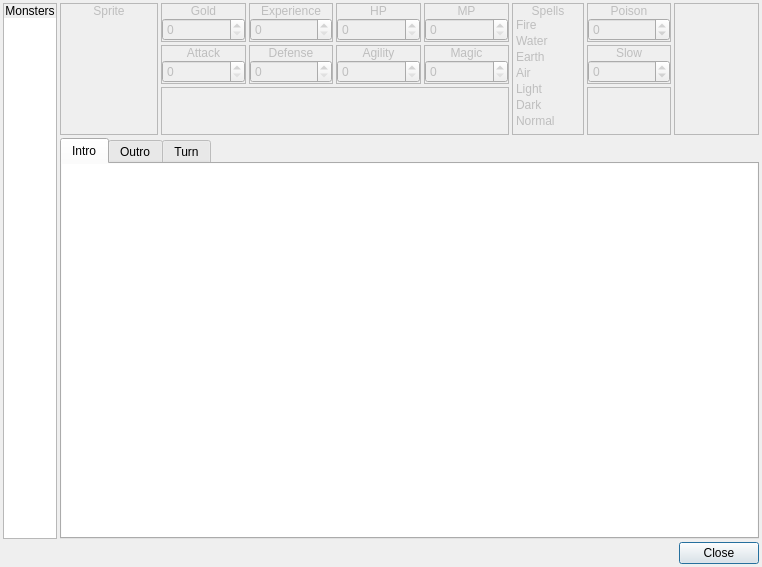
tuxinator2009/PreludeToADream-Pokitto, file editor/src/monsterseditor.ui: the form before one commit.
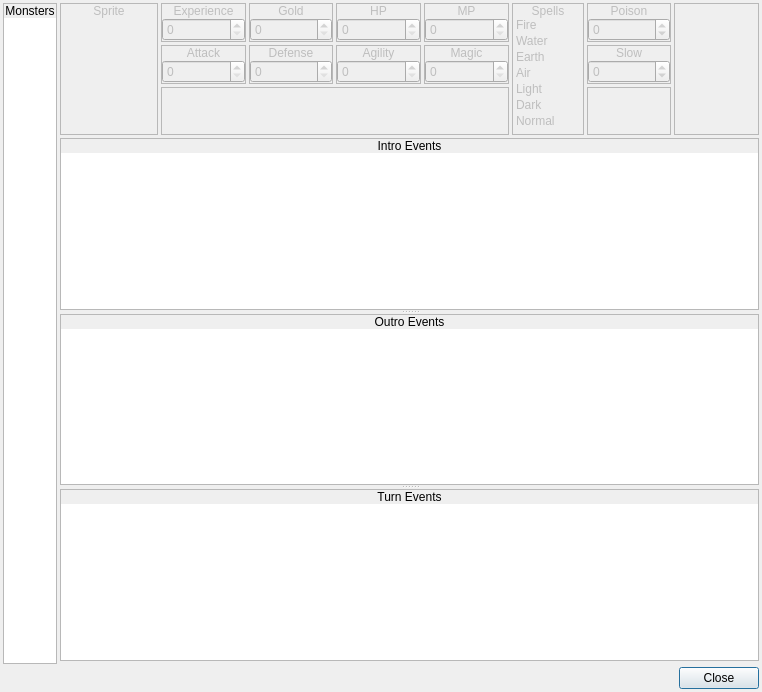
The form after the commit. Icons and pictures are not drawn. Custom widgets are drawn as their Qt base class.

Diff of the .ui file:
```diff
--- a/editor/src/monsterseditor.ui
+++ b/editor/src/monsterseditor.ui
@@ -7,7 +7,7 @@
     <x>0</x>
     <y>0</y>
     <width>762</width>
-    <height>567</height>
+    <height>692</height>
    </rect>
   </property>
   <property name="windowTitle">
@@ -41,124 +41,6 @@
    <property name="spacing">
     <number>3</number>
    </property>
-   <item row="0" column="0" rowspan="2">
-    <widget class="QFrame" name="frame">
-     <property name="sizePolicy">
-      <sizepolicy hsizetype="Fixed" vsizetype="Preferred">
-       <horstretch>0</horstretch>
-       <verstretch>0</verstretch>
-      </sizepolicy>
-     </property>
-     <property name="frameShape">
-      <enum>QFrame::StyledPanel</enum>
-     </property>
-     <property name="frameShadow">
-      <enum>QFrame::Raised</enum>
-     </property>
-     <layout class="QVBoxLayout" name="verticalLayout">
-      <property name="spacing">
-       <number>0</number>
-      </property>
-      <property name="leftMargin">
-       <number>0</number>
-      </property>
-      <property name="topMargin">
-       <number>0</number>
-      </property>
-      <property name="rightMargin">
-       <number>0</number>
-      </property>
-      <property name="bottomMargin">
-       <number>0</number>
-      </property>
-      <item>
-       <widget class="QLabel" name="label">
-        <property name="sizePolicy">
-         <sizepolicy hsizetype="Preferred" vsizetype="Fixed">
-          <horstretch>0</horstretch>
-          <verstretch>0</verstretch>
-         </sizepolicy>
-        </property>
-        <property name="text">
-         <string>Monsters</string>
-        </property>
-        <property name="alignment">
-         <set>Qt::AlignCenter</set>
-        </property>
-       </widget>
-      </item>
-      <item>
-       <widget class="QWidget" name="widget" native="true">
-        <layout class="QVBoxLayout" name="verticalLayout_2">
-         <property name="spacing">
-          <number>0</number>
-         </property>
-         <property name="leftMargin">
-          <number>0</number>
-         </property>
-         <property name="topMargin">
-          <number>0</number>
-         </property>
-         <property name="rightMargin">
-          <number>0</number>
-         </property>
-         <property name="bottomMargin">
-          <number>0</number>
-         </property>
-         <item>
-          <widget class="QListWidget" name="lstMonsters">
-           <property name="minimumSize">
-            <size>
-             <width>52</width>
-             <height>0</height>
-            </size>
-           </property>
-           <property name="maximumSize">
-            <size>
-             <width>52</width>
-             <height>16777215</height>
-            </size>
-           </property>
-           <property name="font">
-            <font>
-             <family>Monospace</family>
-            </font>
-           </property>
-           <property name="frameShape">
-            <enum>QFrame::NoFrame</enum>
-           </property>
-           <property name="verticalScrollBarPolicy">
-            <enum>Qt::ScrollBarAlwaysOff</enum>
-           </property>
-           <property name="horizontalScrollBarPolicy">
-            <enum>Qt::ScrollBarAlwaysOff</enum>
-           </property>
-           <property name="iconSize">
-            <size>
-             <width>48</width>
-             <height>48</height>
-            </size>
-           </property>
-           <property name="textElideMode">
-            <enum>Qt::ElideNone</enum>
-           </property>
-           <property name="verticalScrollMode">
-            <enum>QAbstractItemView::ScrollPerPixel</enum>
-           </property>
-           <property name="horizontalScrollMode">
-            <enum>QAbstractItemView::ScrollPerPixel</enum>
-           </property>
-           <property name="flow">
-            <enum>QListView::TopToBottom</enum>
-           </property>
-          </widget>
-         </item>
-        </layout>
-       </widget>
-      </item>
-     </layout>
-    </widget>
-   </item>
    <item row="0" column="1">
     <widget class="QWidget" name="wMonsterData" native="true">
      <property name="enabled">
@@ -186,77 +68,6 @@
       <property name="spacing">
        <number>3</number>
       </property>
-      <item row="0" column="1">
-       <widget class="QFrame" name="frame_10">
-        <property name="frameShape">
-         <enum>QFrame::StyledPanel</enum>
-        </property>
-        <property name="frameShadow">
-         <enum>QFrame::Raised</enum>
-        </property>
-        <layout class="QVBoxLayout" name="verticalLayout_12">
-         <property name="spacing">
-          <number>0</number>
-         </property>
-         <property name="leftMargin">
-          <number>0</number>
-         </property>
-         <property name="topMargin">
-          <number>0</number>
-         </property>
-         <property name="rightMargin">
-          <number>0</number>
-         </property>
-         <property name="bottomMargin">
-          <number>0</number>
-         </property>
-         <item>
-          <widget class="QLabel" name="label_11">
-           <property name="sizePolicy">
-            <sizepolicy hsizetype="Preferred" vsizetype="Fixed">
-             <horstretch>0</horstretch>
-             <verstretch>0</verstretch>
-            </sizepolicy>
-           </property>
-           <property name="text">
-            <string>Gold</string>
-           </property>
-           <property name="alignment">
-            <set>Qt::AlignCenter</set>
-           </property>
-          </widget>
-         </item>
-         <item>
-          <widget class="QWidget" name="widget_10" native="true">
-           <layout class="QHBoxLayout" name="horizontalLayout">
-            <property name="spacing">
-             <number>0</number>
-            </property>
-            <property name="leftMargin">
-             <number>0</number>
-            </property>
-            <property name="topMargin">
-             <number>0</number>
-            </property>
-            <property name="rightMargin">
-             <number>0</number>
-            </property>
-            <property name="bottomMargin">
-             <number>0</number>
-            </property>
-            <item>
-             <widget class="QSpinBox" name="numGold">
-              <property name="maximum">
-               <number>255</number>
-              </property>
-             </widget>
-            </item>
-           </layout>
-          </widget>
-         </item>
-        </layout>
-       </widget>
-      </item>
       <item row="1" column="3">
        <widget class="QFrame" name="frame_8">
         <property name="frameShape">
@@ -328,77 +139,6 @@
         </layout>
        </widget>
       </item>
-      <item row="0" column="2">
-       <widget class="QFrame" name="frame_3">
-        <property name="frameShape">
-         <enum>QFrame::StyledPanel</enum>
-        </property>
-        <property name="frameShadow">
-         <enum>QFrame::Raised</enum>
-        </property>
-        <layout class="QVBoxLayout" name="verticalLayout_5">
-         <property name="spacing">
-          <number>0</number>
-         </property>
-         <property name="leftMargin">
-          <number>0</number>
-         </property>
-         <property name="topMargin">
-          <number>0</number>
-         </property>
-         <property name="rightMargin">
-          <number>0</number>
-         </property>
-         <property name="bottomMargin">
-          <number>0</number>
-         </property>
-         <item>
-          <widget class="QLabel" name="label_4">
-           <property name="sizePolicy">
-            <sizepolicy hsizetype="Preferred" vsizetype="Fixed">
-             <horstretch>0</horstretch>
-             <verstretch>0</verstretch>
-            </sizepolicy>
-           </property>
-           <property name="text">
-            <string>Experience</string>
-           </property>
-           <property name="alignment">
-            <set>Qt::AlignCenter</set>
-           </property>
-          </widget>
-         </item>
-         <item>
-          <widget class="QWidget" name="widget_3" native="true">
-           <layout class="QHBoxLayout" name="horizontalLayout_3">
-            <property name="spacing">
-             <number>0</number>
-            </property>
-            <property name="leftMargin">
-             <number>0</number>
-            </property>
-            <property name="topMargin">
-             <number>0</number>
-            </property>
-            <property name="rightMargin">
-             <number>0</number>
-            </property>
-            <property name="bottomMargin">
-             <number>0</number>
-            </property>
-            <item>
-             <widget class="QSpinBox" name="numExperience">
-              <property name="maximum">
-               <number>65535</number>
-              </property>
-             </widget>
-            </item>
-           </layout>
-          </widget>
-         </item>
-        </layout>
-       </widget>
-      </item>
       <item row="0" column="5" rowspan="3">
        <widget class="QFrame" name="frame_11">
         <property name="sizePolicy">
@@ -1254,176 +994,270 @@
         </property>
        </widget>
       </item>
-     </layout>
-    </widget>
-   </item>
-   <item row="1" column="1">
-    <widget class="QTabWidget" name="tabWidget">
-     <property name="minimumSize">
-      <size>
-       <width>0</width>
-       <height>395</height>
-      </size>
-     </property>
-     <property name="currentIndex">
-      <number>0</number>
-     </property>
-     <widget class="QWidget" name="tabIntro">
-      <attribute name="title">
-       <string>Intro</string>
-      </attribute>
-      <layout class="QVBoxLayout" name="verticalLayout_14">
-       <property name="spacing">
-        <number>0</number>
-       </property>
-       <property name="leftMargin">
-        <number>0</number>
-       </property>
-       <property name="topMargin">
-        <number>0</number>
-       </property>
-       <property name="rightMargin">
-        <number>0</number>
-       </property>
-       <property name="bottomMargin">
-        <number>0</number>
-       </property>
-       <item>
-        <widget class="EventView" name="treeIntroEvents">
-         <property name="font">
-          <font>
-           <family>Monospace</family>
-          </font>
+      <item row="0" column="1">
+       <widget class="QFrame" name="frame_3">
+        <property name="frameShape">
+         <enum>QFrame::StyledPanel</enum>
+        </property>
+        <property name="frameShadow">
+         <enum>QFrame::Raised</enum>
+        </property>
+        <layout class="QVBoxLayout" name="verticalLayout_5">
+         <property name="spacing">
+          <number>0</number>
          </property>
-         <property name="frameShape">
-          <enum>QFrame::NoFrame</enum>
+         <property name="leftMargin">
+          <number>0</number>
          </property>
-         <property name="editTriggers">
-          <set>QAbstractItemView::EditKeyPressed</set>
+         <property name="topMargin">
+          <number>0</number>
          </property>
-         <property name="verticalScrollMode">
-          <enum>QAbstractItemView::ScrollPerPixel</enum>
+         <property name="rightMargin">
+          <number>0</number>
          </property>
-         <property name="expandsOnDoubleClick">
-          <bool>false</bool>
+         <property name="bottomMargin">
+          <number>0</number>
          </property>
-         <attribute name="headerVisible">
-          <bool>false</bool>
-         </attribute>
-         <column>
-          <property name="text">
-           <string notr="true">1</string>
-          </property>
-         </column>
-        </widget>
-       </item>
-      </layout>
-     </widget>
-     <widget class="QWidget" name="tabOutro">
-      <attribute name="title">
-       <string>Outro</string>
-      </attribute>
-      <layout class="QHBoxLayout" name="horizontalLayout_9">
-       <property name="spacing">
-        <number>0</number>
-       </property>
-       <property name="leftMargin">
-        <number>0</number>
-       </property>
-       <property name="topMargin">
-        <number>0</number>
-       </property>
-       <property name="rightMargin">
-        <number>0</number>
-       </property>
-       <property name="bottomMargin">
-        <number>0</number>
-       </property>
-       <item>
-        <widget class="EventView" name="treeOutroEvents">
-         <property name="font">
-          <font>
-           <family>Monospace</family>
-          </font>
+         <item>
+          <widget class="QLabel" name="label_4">
+           <property name="sizePolicy">
+            <sizepolicy hsizetype="Preferred" vsizetype="Fixed">
+             <horstretch>0</horstretch>
+             <verstretch>0</verstretch>
+            </sizepolicy>
+           </property>
+           <property name="text">
+            <string>Experience</string>
+           </property>
+           <property name="alignment">
+            <set>Qt::AlignCenter</set>
+           </property>
+          </widget>
+         </item>
+         <item>
+          <widget class="QWidget" name="widget_3" native="true">
+           <layout class="QHBoxLayout" name="horizontalLayout_3">
+            <property name="spacing">
+             <number>0</number>
+            </property>
+            <property name="leftMargin">
+             <number>0</number>
+            </property>
+            <property name="topMargin">
+             <number>0</number>
+            </property>
+            <property name="rightMargin">
+             <number>0</number>
+            </property>
+            <property name="bottomMargin">
+             <number>0</number>
+            </property>
+            <item>
+             <widget class="QSpinBox" name="numExperience">
+              <property name="maximum">
+               <number>65535</number>
+              </property>
+             </widget>
+            </item>
+           </layout>
+          </widget>
+         </item>
+        </layout>
+       </widget>
+      </item>
+      <item row="0" column="2">
+       <widget class="QFrame" name="frame_10">
+        <property name="frameShape">
+         <enum>QFrame::StyledPanel</enum>
+        </property>
+        <property name="frameShadow">
+         <enum>QFrame::Raised</enum>
+        </property>
+        <layout class="QVBoxLayout" name="verticalLayout_12">
+         <property name="spacing">
+          <number>0</number>
          </property>
-         <property name="frameShape">
-          <enum>QFrame::NoFrame</enum>
+         <property name="leftMargin">
+          <number>0</number>
          </property>
-         <property name="editTriggers">
-          <set>QAbstractItemView::EditKeyPressed</set>
+         <property name="topMargin">
+          <number>0</number>
          </property>
-         <property name="verticalScrollMode">
-          <enum>QAbstractItemView::ScrollPerPixel</enum>
+         <property name="rightMargin">
+          <number>0</number>
          </property>
-         <property name="expandsOnDoubleClick">
-          <bool>false</bool>
+         <property name="bottomMargin">
+          <number>0</number>
          </property>
-         <attribute name="headerVisible">
-          <bool>false</bool>
-         </attribute>
-         <column>
-          <property name="text">
-           <string notr="true">1</string>
-          </property>
-         </column>
-        </widget>
-       </item>
-      </layout>
-     </widget>
-     <widget class="QWidget" name="tabTurn">
-      <attribute name="title">
-       <string>Turn</string>
-      </attribute>
-      <layout class="QHBoxLayout" name="horizontalLayout_10">
-       <property name="spacing">
-        <number>0</number>
-       </property>
-       <property name="leftMargin">
-        <number>0</number>
-       </property>
-       <property name="topMargin">
-        <number>0</number>
-       </property>
-       <property name="rightMargin">
-        <number>0</number>
-       </property>
-       <property name="bottomMargin">
-        <number>0</number>
-       </property>
-       <item>
-        <widget class="EventView" name="treeTurnEvents">
-         <property name="font">
-          <font>
-           <family>Monospace</family>
-          </font>
+         <item>
+          <widget class="QLabel" name="label_11">
+           <property name="sizePolicy">
+            <sizepolicy hsizetype="Preferred" vsizetype="Fixed">
+             <horstretch>0</horstretch>
+             <verstretch>0</verstretch>
+            </sizepolicy>
+           </property>
+           <property name="text">
+            <string>Gold</string>
+           </property>
+           <property name="alignment">
+            <set>Qt::AlignCenter</set>
+           </property>
+          </widget>
+         </item>
+         <item>
+          <widget class="QWidget" name="widget_10" native="true">
+           <layout class="QHBoxLayout" name="horizontalLayout">
+            <property name="spacing">
+             <number>0</number>
+            </property>
+            <property name="leftMargin">
+             <number>0</number>
+            </property>
+            <property name="topMargin">
+             <number>0</number>
+            </property>
+            <property name="rightMargin">
+             <number>0</number>
+            </property>
+            <property name="bottomMargin">
+             <number>0</number>
+            </property>
+            <item>
+             <widget class="QSpinBox" name="numGold">
+              <property name="maximum">
+               <number>255</number>
+              </property>
+             </widget>
+            </item>
+           </layout>
+          </widget>
+         </item>
+        </layout>
+       </widget>
+      </item>
+     </layout>
+    </widget>
+   </item>
+   <item row="0" column="0" rowspan="3">
+    <widget class="QFrame" name="frame">
+     <property name="sizePolicy">
+      <sizepolicy hsizetype="Fixed" vsizetype="Preferred">
+       <horstretch>0</horstretch>
+       <verstretch>0</verstretch>
+      </sizepolicy>
+     </property>
+     <property name="frameShape">
+      <enum>QFrame::StyledPanel</enum>
+     </property>
+     <property name="frameShadow">
+      <enum>QFrame::Raised</enum>
+     </property>
+     <layout class="QVBoxLayout" name="verticalLayout">
+      <property name="spacing">
+       <number>0</number>
+      </property>
+      <property name="leftMargin">
+       <number>0</number>
+      </property>
+      <property name="topMargin">
+       <number>0</number>
+      </property>
+      <property name="rightMargin">
+       <number>0</number>
+      </property>
+      <property name="bottomMargin">
+       <number>0</number>
+      </property>
+      <item>
+       <widget class="QLabel" name="label">
+        <property name="sizePolicy">
+         <sizepolicy hsizetype="Preferred" vsizetype="Fixed">
+          <horstretch>0</horstretch>
+          <verstretch>0</verstretch>
+         </sizepolicy>
+        </property>
+        <property name="text">
+         <string>Monsters</string>
+        </property>
+        <property name="alignment">
+         <set>Qt::AlignCenter</set>
+        </property>
+       </widget>
+      </item>
+      <item>
+       <widget class="QWidget" name="widget" native="true">
+        <layout class="QVBoxLayout" name="verticalLayout_2">
+         <property name="spacing">
+          <number>0</number>
          </property>
-         <property name="frameShape">
-          <enum>QFrame::NoFrame</enum>
+         <property name="leftMargin">
+          <number>0</number>
          </property>
-         <property name="editTriggers">
-          <set>QAbstractItemView::EditKeyPressed</set>
+         <property name="topMargin">
+          <number>0</number>
          </property>
-         <property name="verticalScrollMode">
-          <enum>QAbstractItemView::ScrollPerPixel</enum>
+         <property name="rightMargin">
+          <number>0</number>
          </property>
-         <property name="expandsOnDoubleClick">
-          <bool>false</bool>
+         <property name="bottomMargin">
+          <number>0</number>
          </property>
-         <attribute name="headerVisible">
-          <bool>false</bool>
-         </attribute>
-         <column>
-          <property name="text">
-           <string notr="true">1</string>
-          </property>
-         </column>
-        </widget>
-       </item>
-      </layout>
-     </widget>
+         <item>
+          <widget class="QListWidget" name="lstMonsters">
+           <property name="minimumSize">
+            <size>
+             <width>52</width>
+             <height>0</height>
+            </size>
+           </property>
+           <property name="maximumSize">
+            <size>
+             <width>52</width>
+             <height>16777215</height>
+            </size>
+           </property>
+           <property name="font">
+            <font>
+             <family>Monospace</family>
+            </font>
+           </property>
+           <property name="frameShape">
+            <enum>QFrame::NoFrame</enum>
+           </property>
+           <property name="verticalScrollBarPolicy">
+            <enum>Qt::ScrollBarAlwaysOff</enum>
+           </property>
+           <property name="horizontalScrollBarPolicy">
+            <enum>Qt::ScrollBarAlwaysOff</enum>
+           </property>
+           <property name="iconSize">
+            <size>
+             <width>48</width>
+             <height>48</height>
+            </size>
+           </property>
+           <property name="textElideMode">
+            <enum>Qt::ElideNone</enum>
+           </property>
+           <property name="verticalScrollMode">
+            <enum>QAbstractItemView::ScrollPerPixel</enum>
+           </property>
+           <property name="horizontalScrollMode">
+            <enum>QAbstractItemView::ScrollPerPixel</enum>
+           </property>
+           <property name="flow">
+            <enum>QListView::TopToBottom</enum>
+           </property>
+          </widget>
+         </item>
+        </layout>
+       </widget>
+      </item>
+     </layout>
     </widget>
    </item>
-   <item row="2" column="0" colspan="2">
+   <item row="3" column="0" colspan="2">
     <widget class="QDialogButtonBox" name="buttonBox">
      <property name="orientation">
       <enum>Qt::Horizontal</enum>
@@ -1433,6 +1267,316 @@
      </property>
     </widget>
    </item>
+   <item row="1" column="1">
+    <widget class="QWidget" name="widget_14" native="true">
+     <layout class="QVBoxLayout" name="verticalLayout_18">
+      <property name="spacing">
+       <number>0</number>
+      </property>
+      <property name="leftMargin">
+       <number>0</number>
+      </property>
+      <property name="topMargin">
+       <number>0</number>
+      </property>
+      <property name="rightMargin">
+       <number>0</number>
+      </property>
+      <property name="bottomMargin">
+       <number>0</number>
+      </property>
+      <item>
+       <widget class="QSplitter" name="splitter">
+        <property name="orientation">
+         <enum>Qt::Vertical</enum>
+        </property>
+        <widget class="QFrame" name="frame_17">
+         <property name="frameShape">
+          <enum>QFrame::StyledPanel</enum>
+         </property>
+         <property name="frameShadow">
+          <enum>QFrame::Raised</enum>
+         </property>
+         <layout class="QVBoxLayout" name="verticalLayout_19">
+          <property name="spacing">
+           <number>0</number>
+          </property>
+          <property name="leftMargin">
+           <number>0</number>
+          </property>
+          <property name="topMargin">
+           <number>0</number>
+          </property>
+          <property name="rightMargin">
+           <number>0</number>
+          </property>
+          <property name="bottomMargin">
+           <number>0</number>
+          </property>
+          <item>
+           <widget class="QLabel" name="label_3">
+            <property name="sizePolicy">
+             <sizepolicy hsizetype="Preferred" vsizetype="Fixed">
+              <horstretch>0</horstretch>
+              <verstretch>0</verstretch>
+             </sizepolicy>
+            </property>
+            <property name="text">
+             <string>Intro Events</string>
+            </property>
+            <property name="alignment">
+             <set>Qt::AlignCenter</set>
+            </property>
+           </widget>
+          </item>
+          <item>
+           <widget class="QWidget" name="widget_15" native="true">
+            <layout class="QVBoxLayout" name="verticalLayout_22">
+             <property name="spacing">
+              <number>0</number>
+             </property>
+             <property name="leftMargin">
+              <number>0</number>
+             </property>
+             <property name="topMargin">
+              <number>0</number>
+             </property>
+             <property name="rightMargin">
+              <number>0</number>
+             </property>
+             <property name="bottomMargin">
+              <number>0</number>
+             </property>
+             <item>
+              <widget class="EventView" name="treeIntroEvents">
+               <property name="font">
+                <font>
+                 <family>Monospace</family>
+                </font>
+               </property>
+               <property name="contextMenuPolicy">
+                <enum>Qt::CustomContextMenu</enum>
+               </property>
+               <property name="frameShape">
+                <enum>QFrame::NoFrame</enum>
+               </property>
+               <property name="editTriggers">
+                <set>QAbstractItemView::EditKeyPressed</set>
+               </property>
+               <property name="verticalScrollMode">
+                <enum>QAbstractItemView::ScrollPerPixel</enum>
+               </property>
+               <property name="expandsOnDoubleClick">
+                <bool>false</bool>
+               </property>
+               <attribute name="headerVisible">
+                <bool>false</bool>
+               </attribute>
+               <column>
+                <property name="text">
+                 <string notr="true">1</string>
+                </property>
+               </column>
+              </widget>
+             </item>
+            </layout>
+           </widget>
+          </item>
+         </layout>
+        </widget>
+        <widget class="QFrame" name="frame_18">
+         <property name="frameShape">
+          <enum>QFrame::StyledPanel</enum>
+         </property>
+         <property name="frameShadow">
+          <enum>QFrame::Raised</enum>
+         </property>
+         <layout class="QVBoxLayout" name="verticalLayout_20">
+          <property name="spacing">
+           <number>0</number>
+          </property>
+          <property name="leftMargin">
+           <number>0</number>
+          </property>
+          <property name="topMargin">
+           <number>0</number>
+          </property>
+          <property name="rightMargin">
+           <number>0</number>
+          </property>
+          <property name="bottomMargin">
+           <number>0</number>
+          </property>
+          <item>
+           <widget class="QLabel" name="label_15">
+            <property name="sizePolicy">
+             <sizepolicy hsizetype="Preferred" vsizetype="Fixed">
+              <horstretch>0</horstretch>
+              <verstretch>0</verstretch>
+             </sizepolicy>
+            </property>
+            <property name="text">
+             <string>Outro Events</string>
+            </property>
+            <property name="alignment">
+             <set>Qt::AlignCenter</set>
+            </property>
+           </widget>
+          </item>
+          <item>
+           <widget class="QWidget" name="widget_16" native="true">
+            <layout class="QVBoxLayout" name="verticalLayout_23">
+             <property name="spacing">
+              <number>0</number>
+             </property>
+             <property name="leftMargin">
+              <number>0</number>
+             </property>
+             <property name="topMargin">
+              <number>0</number>
+             </property>
+             <property name="rightMargin">
+              <number>0</number>
+             </property>
+             <property name="bottomMargin">
+              <number>0</number>
+             </property>
+             <item>
+              <widget class="EventView" name="treeOutroEvents">
+               <property name="font">
+                <font>
+                 <family>Monospace</family>
+                </font>
+               </property>
+               <property name="contextMenuPolicy">
+                <enum>Qt::CustomContextMenu</enum>
+               </property>
+               <property name="frameShape">
+                <enum>QFrame::NoFrame</enum>
+               </property>
+               <property name="editTriggers">
+                <set>QAbstractItemView::EditKeyPressed</set>
+               </property>
+               <property name="verticalScrollMode">
+                <enum>QAbstractItemView::ScrollPerPixel</enum>
+               </property>
+               <property name="expandsOnDoubleClick">
+                <bool>false</bool>
+               </property>
+               <attribute name="headerVisible">
+                <bool>false</bool>
+               </attribute>
+               <column>
+                <property name="text">
+                 <string notr="true">1</string>
+                </property>
+               </column>
+              </widget>
+             </item>
+            </layout>
+           </widget>
+          </item>
+         </layout>
+        </widget>
+        <widget class="QFrame" name="frame_19">
+         <property name="frameShape">
+          <enum>QFrame::StyledPanel</enum>
+         </property>
+         <property name="frameShadow">
+          <enum>QFrame::Raised</enum>
+         </property>
+         <layout class="QVBoxLayout" name="verticalLayout_21">
+          <property name="spacing">
+           <number>0</number>
+          </property>
+          <property name="leftMargin">
+           <number>0</number>
+          </property>
+          <property name="topMargin">
+           <number>0</number>
+          </property>
+          <property name="rightMargin">
+           <number>0</number>
+          </property>
+          <property name="bottomMargin">
+           <number>0</number>
+          </property>
+          <item>
+           <widget class="QLabel" name="label_16">
+            <property name="sizePolicy">
+             <sizepolicy hsizetype="Preferred" vsizetype="Fixed">
+              <horstretch>0</horstretch>
+              <verstretch>0</verstretch>
+             </sizepolicy>
+            </property>
+            <property name="text">
+             <string>Turn Events</string>
+            </property>
+            <property name="alignment">
+             <set>Qt::AlignCenter</set>
+            </property>
+           </widget>
+          </item>
+          <item>
+           <widget class="QWidget" name="widget_17" native="true">
+            <layout class="QVBoxLayout" name="verticalLayout_24">
+             <property name="spacing">
+              <number>0</number>
+             </property>
+             <property name="leftMargin">
+              <number>0</number>
+             </property>
+             <property name="topMargin">
+              <number>0</number>
+             </property>
+             <property name="rightMargin">
+              <number>0</number>
+             </property>
+             <property name="bottomMargin">
+              <number>0</number>
+             </property>
+             <item>
+              <widget class="EventView" name="treeTurnEvents">
+               <property name="font">
+                <font>
+                 <family>Monospace</family>
+                </font>
+               </property>
+               <property name="contextMenuPolicy">
+                <enum>Qt::CustomContextMenu</enum>
+               </property>
+               <property name="frameShape">
+                <enum>QFrame::NoFrame</enum>
+               </property>
+               <property name="editTriggers">
+                <set>QAbstractItemView::EditKeyPressed</set>
+               </property>
+               <property name="verticalScrollMode">
+                <enum>QAbstractItemView::ScrollPerPixel</enum>
+               </property>
+               <property name="expandsOnDoubleClick">
+                <bool>false</bool>
+               </property>
+               <attribute name="headerVisible">
+                <bool>false</bool>
+               </attribute>
+               <column>
+                <property name="text">
+                 <string notr="true">1</string>
+                </property>
+               </column>
+              </widget>
+             </item>
+            </layout>
+           </widget>
+          </item>
+         </layout>
+        </widget>
+       </widget>
+      </item>
+     </layout>
+    </widget>
+   </item>
   </layout>
  </widget>
  <customwidgets>
```
Left out of the diff: 18 changed lines with no effect on the pictures.
